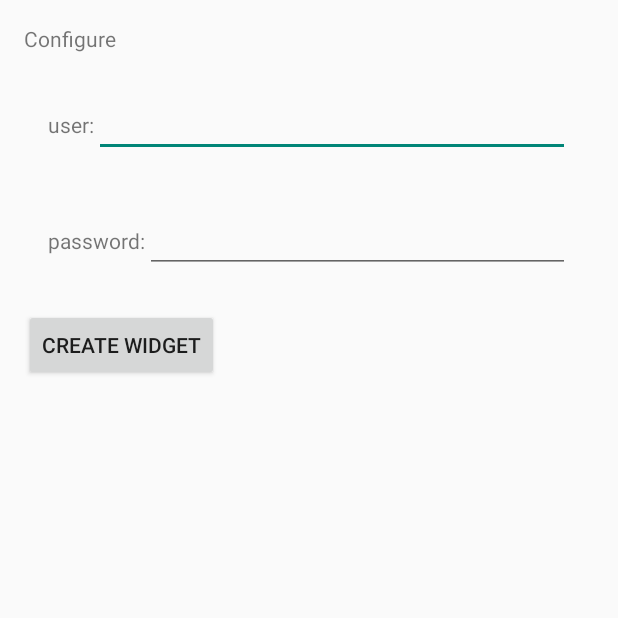
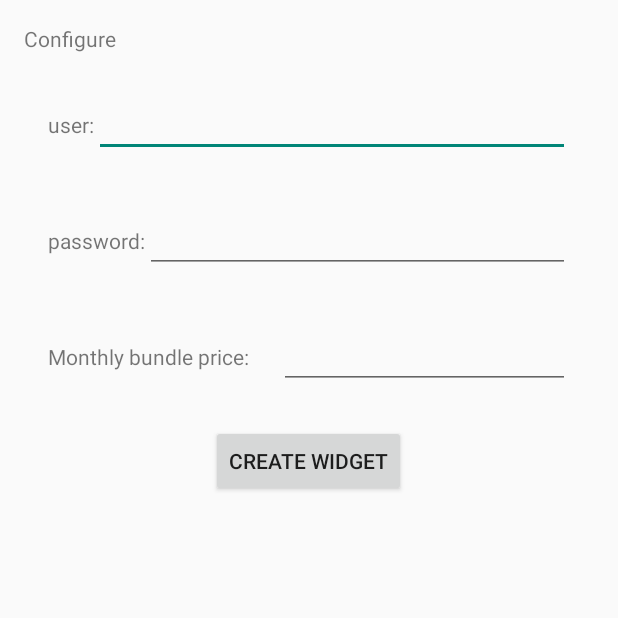
Before and after one commit to wilcome/UnofficialTuentiWidget, an Android app: the UnofficialTuentiWidgetConfigureActivity screen opened directly, with no data from a screen before it, on a phone screen of 412 x 824 dp, the top half of it. Run offline under Robolectric (Android 15) with nearby library versions, the phone set to English and light mode, and no system bars; 1 statement that could not run was skipped.

Commit message:
Added another field to add monthly bundle price automatically.

```diff
--- /dev/null
+++ b/UnofficialTuentiWidget/src/main/res/layout-land/unofficial_tuenti_widget_configure.xml
@@ -0,0 +1,100 @@
+<?xml version="1.0" encoding="utf-8"?>
+<RelativeLayout
+    android:layout_width="fill_parent"
+    android:layout_height="fill_parent"
+    xmlns:android="http://schemas.android.com/apk/res/android">
+
+
+    <ScrollView
+        android:layout_width="match_parent"
+        android:layout_height="wrap_content"
+        android:id="@+id/scrollView" >
+
+        <LinearLayout
+            android:orientation="vertical"
+            android:layout_width="fill_parent"
+            android:layout_height="fill_parent">
+
+            <TextView
+                android:layout_width="match_parent"
+                android:layout_height="wrap_content"
+                android:text="@string/configure"
+                android:layout_marginBottom="8dp" />
+
+            <LinearLayout xmlns:android="http://schemas.android.com/apk/res/android"
+                android:layout_width="fill_parent"
+                android:layout_height="wrap_content"
+                android:orientation="horizontal"
+                android:padding="16dp">
+
+                <TextView
+                    android:layout_width="wrap_content"
+                    android:layout_height="wrap_content"
+                    android:text="@string/user"
+                    android:layout_marginBottom="8dp" />
+
+                <EditText
+                    android:id="@+id/tu_user"
+                    android:layout_width="match_parent"
+                    android:layout_height="wrap_content"
+                    android:inputType="textEmailAddress"
+                    android:selectAllOnFocus="true"/>
+
+            </LinearLayout>
+
+            <LinearLayout xmlns:android="http://schemas.android.com/apk/res/android"
+                android:layout_width="match_parent"
+                android:layout_height="wrap_content"
+                android:orientation="horizontal"
+                android:padding="16dp">
+
+                <TextView
+                    android:layout_width="wrap_content"
+                    android:layout_height="wrap_content"
+                    android:text="@string/password"
+                    android:layout_marginBottom="8dp" />
+
+                <EditText
+                    android:id="@+id/tu_password"
+                    android:layout_width="fill_parent"
+                    android:layout_height="wrap_content"
+                    android:inputType="textVisiblePassword"
+                    android:password="true"
+                    android:selectAllOnFocus="true"/>
+
+            </LinearLayout>
+
+            <LinearLayout
+                android:orientation="horizontal"
+                android:layout_width="match_parent"
+                android:layout_height="wrap_content"
+                android:padding="16dp">
+
+                <TextView
+                    android:layout_width="wrap_content"
+                    android:layout_height="wrap_content"
+                    android:text="@string/add_bundle_price_cb"
+                    android:id="@+id/textView" />
+
+                <EditText
+                    android:id="@+id/tu_bundlePrice"
+                    android:layout_width="fill_parent"
+                    android:layout_height="wrap_content"
+                    android:layout_marginLeft="20dp"
+                    android:inputType="numberDecimal"
+                    android:selectAllOnFocus="true"/>
+
+
+            </LinearLayout>
+
+            <Button
+                android:id="@+id/create_tuentiwidget"
+                android:layout_width="wrap_content"
+                android:layout_height="wrap_content"
+                android:text="@string/create_widget"
+                android:layout_marginTop="8dp"
+                android:layout_gravity="center" />
+
+        </LinearLayout>
+    </ScrollView>
+</RelativeLayout>
--- a/UnofficialTuentiWidget/src/main/res/layout/unofficial_tuenti_widget_configure.xml
+++ b/UnofficialTuentiWidget/src/main/res/layout/unofficial_tuenti_widget_configure.xml
@@ -1,7 +1,7 @@
 <?xml version="1.0" encoding="utf-8"?>
 <LinearLayout xmlns:android="http://schemas.android.com/apk/res/android"
     android:layout_width="match_parent"
-    android:layout_height="wrap_content"
+    android:layout_height="fill_parent"
     android:orientation="vertical"
     android:padding="16dp">
 
@@ -12,7 +12,7 @@
         android:layout_marginBottom="8dp" />
 
     <LinearLayout xmlns:android="http://schemas.android.com/apk/res/android"
-        android:layout_width="match_parent"
+        android:layout_width="fill_parent"
         android:layout_height="wrap_content"
         android:orientation="horizontal"
         android:padding="16dp">
@@ -27,7 +27,7 @@
             android:id="@+id/tu_user"
             android:layout_width="match_parent"
             android:layout_height="wrap_content"
-            android:inputType="text"
+            android:inputType="textEmailAddress"
             android:selectAllOnFocus="true"/>
 
     </LinearLayout>
@@ -46,11 +46,34 @@
 
         <EditText
             android:id="@+id/tu_password"
-            android:layout_width="match_parent"
+            android:layout_width="fill_parent"
             android:layout_height="wrap_content"
-            android:inputType="text"
+            android:inputType="textVisiblePassword"
             android:password="true"
             android:selectAllOnFocus="true"/>
+
+    </LinearLayout>
+
+    <LinearLayout
+        android:orientation="horizontal"
+        android:layout_width="match_parent"
+        android:layout_height="wrap_content"
+        android:padding="16dp">
+
+        <TextView
+            android:layout_width="wrap_content"
+            android:layout_height="wrap_content"
+            android:text="@string/add_bundle_price_cb"
+            android:id="@+id/textView" />
+
+        <EditText
+            android:id="@+id/tu_bundlePrice"
+            android:layout_width="fill_parent"
+            android:layout_height="wrap_content"
+            android:layout_marginLeft="20dp"
+            android:inputType="numberDecimal"
+            android:selectAllOnFocus="true"/>
+
 
     </LinearLayout>
 
@@ -59,6 +82,7 @@
         android:layout_width="wrap_content"
         android:layout_height="wrap_content"
         android:text="@string/create_widget"
-        android:layout_marginTop="8dp" />
+        android:layout_marginTop="8dp"
+        android:layout_gravity="center" />
 
 </LinearLayout>
--- a/UnofficialTuentiWidget/src/main/res/values/strings.xml
+++ b/UnofficialTuentiWidget/src/main/res/values/strings.xml
@@ -13,5 +13,6 @@
     <string name="create_widget">Create widget</string>
     <string name="data_not_found">Data\nnot\nfound</string>
     <string name="nobundle">!Bundle</string>
+    <string name="add_bundle_price_cb">Monthly bundle price: </string>
 
 </resources>
```
Also changed, not shown: UnofficialTuentiWidget/src/main/java/com/whatafabric/unofficialtuentiwidget/NetworkTask.java (+23 -2 lines), UnofficialTuentiWidget/src/main/java/com/whatafabric/unofficialtuentiwidget/UnofficialTuentiWidget.java (+8 -9 lines), UnofficialTuentiWidget/src/main/java/com/whatafabric/unofficialtuentiwidget/UnofficialTuentiWidgetConfigureActivity.java (+21 -16 lines), 2 other files.
